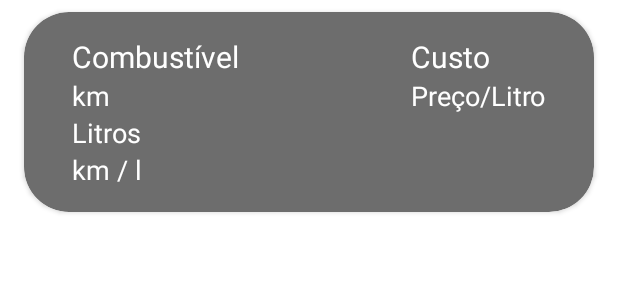
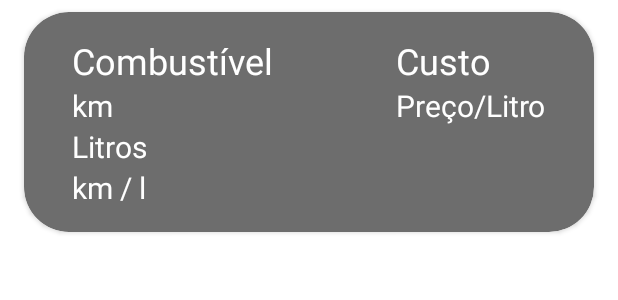
Before and after one commit to jonatasmcampos/gasto-com-combustivel, an Android app: the layout adapter_consumo.xml on its own in the app's theme, with its tools: preview values and no code run, on a phone screen of 412 x 824 dp. Shown: the top 300 px of the screen. Run offline under Robolectric (Android 15) with nearby library versions, the phone set to English and light mode, and no system bars.

Commit message:
pequena alteração

```diff
--- a/app/src/main/res/layout/adapter_consumo.xml
+++ b/app/src/main/res/layout/adapter_consumo.xml
@@ -31,28 +31,28 @@
                 android:layout_height="wrap_content"
                 android:text="Combustível"
                 android:textColor="@color/white"
-                android:textSize="20sp"/>
+                android:textSize="24sp"/>
             <TextView
                 android:id="@+id/tvKM"
                 android:layout_width="wrap_content"
                 android:layout_height="wrap_content"
                 android:text="km"
                 android:textColor="@color/white"
-                android:textSize="18sp"/>
+                android:textSize="20sp"/>
             <TextView
                 android:id="@+id/tvLitros"
                 android:layout_width="wrap_content"
                 android:layout_height="wrap_content"
                 android:text="Litros"
                 android:textColor="@color/white"
-                android:textSize="18sp"/>
+                android:textSize="20sp"/>
             <TextView
                 android:id="@+id/tvKmLitro"
                 android:layout_width="wrap_content"
                 android:layout_height="wrap_content"
                 android:text="km / l"
                 android:textColor="@color/white"
-                android:textSize="18sp"/>
+                android:textSize="20sp"/>
 
         </LinearLayout>
 
@@ -68,7 +68,7 @@
                 android:layout_height="wrap_content"
                 android:text="Custo"
                 android:textColor="@color/white"
-                android:textSize="20sp" />
+                android:textSize="24sp" />
 
             <TextView
                 android:id="@+id/tvPrecoLitro"
@@ -76,7 +76,7 @@
                 android:layout_height="wrap_content"
                 android:text="Preço/Litro"
                 android:textColor="@color/white"
-                android:textSize="18sp" />
+                android:textSize="20sp" />
         </LinearLayout>
 
     </androidx.constraintlayout.widget.ConstraintLayout>
```
